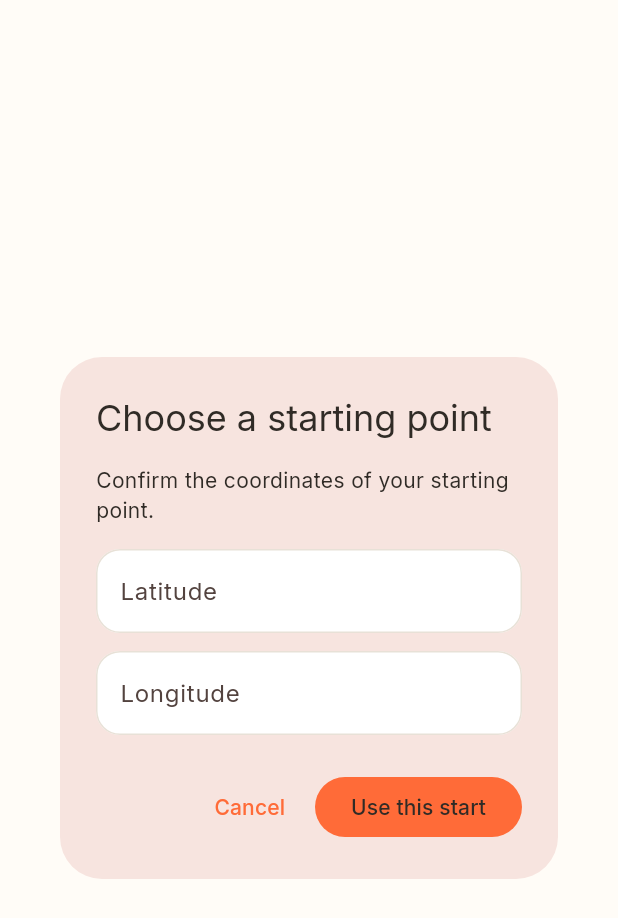
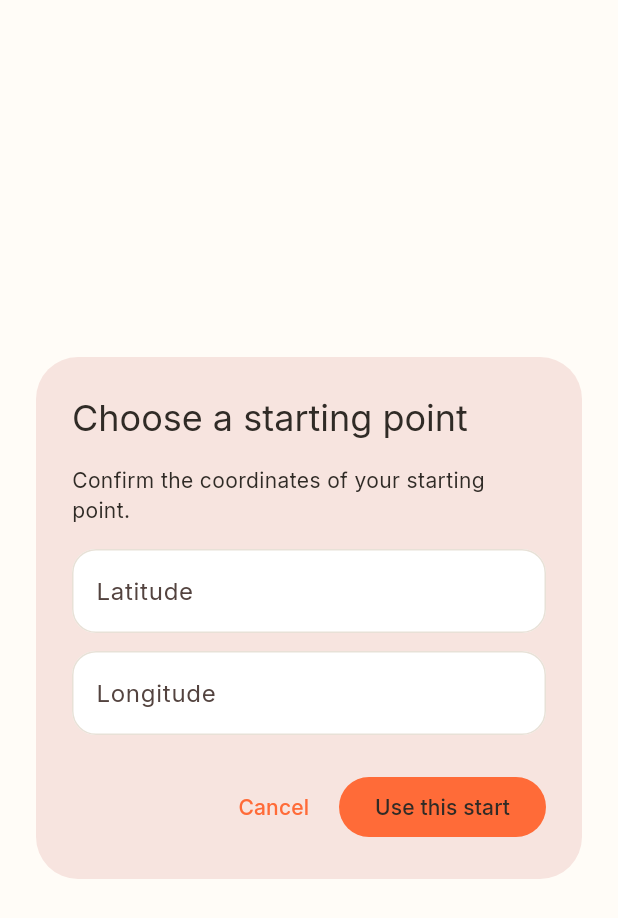
Before and after one commit to KuroGeo/transvirtual-driver-delivery, a Flutter app: the _ManualStartDialog widget shown alone on an empty page, opened directly, on a phone screen of 412 x 824 dp. Shown: the top 918 px of the screen. Run offline on Flutter 3.47's test engine with Material 3 defaults, Android fonts, the phone set to English and light mode, and no system bars; our stand-ins replace csv, flutter_map, flutter_svg, geolocator, latlong2, sqflite; missing offline and left inert: flutter_map_marker_cluster; accounts and stored records are empty; project files that could hold a hidden picture were left out.

Commit message:
fix: keep manual navigation start reachable above keyboard

```diff
--- a/app/lib/ui/navigation/navigation_preview.dart
+++ b/app/lib/ui/navigation/navigation_preview.dart
@@ -421,14 +421,26 @@ class _ManualStartDialogState extends State<_ManualStartDialog> {
   }
 
   @override
-  Widget build(BuildContext context) => AlertDialog(
-    title: const Text('Choose a starting point'),
-    content: SingleChildScrollView(
+  Widget build(BuildContext context) => Dialog(
+    constraints: const BoxConstraints(maxWidth: 560),
+    insetPadding: const EdgeInsets.symmetric(horizontal: 24, vertical: 16),
+    child: SingleChildScrollView(
+      padding: const EdgeInsets.all(24),
       child: Form(
         key: form,
         child: Column(
           mainAxisSize: MainAxisSize.min,
+          crossAxisAlignment: CrossAxisAlignment.stretch,
           children: [
+            Semantics(
+              namesRoute: true,
+              header: true,
+              child: Text(
+                'Choose a starting point',
+                style: Theme.of(context).textTheme.headlineSmall,
+              ),
+            ),
+            const SizedBox(height: 16),
             const Text('Confirm the coordinates of your starting point.'),
             const SizedBox(height: 16),
             TextFormField(
@@ -452,11 +464,12 @@ class _ManualStartDialogState extends State<_ManualStartDialog> {
               ),
               validator: (text) => validate(text, 180),
             ),
-          ],
-        ),
-      ),
-    ),
-    actions: [
+            const SizedBox(height: 24),
+            Wrap(
+              alignment: WrapAlignment.end,
+              spacing: 8,
+              runSpacing: 8,
+              children: [
                 TextButton(
                   onPressed: () => Navigator.of(context).pop(),
                   child: const Text('Cancel'),
@@ -476,5 +489,10 @@ class _ManualStartDialogState extends State<_ManualStartDialog> {
                   child: const Text('Use this start'),
                 ),
               ],
+            ),
+          ],
+        ),
+      ),
+    ),
   );
 }
```
Lines whose indentation alone changed are shown as unchanged.
